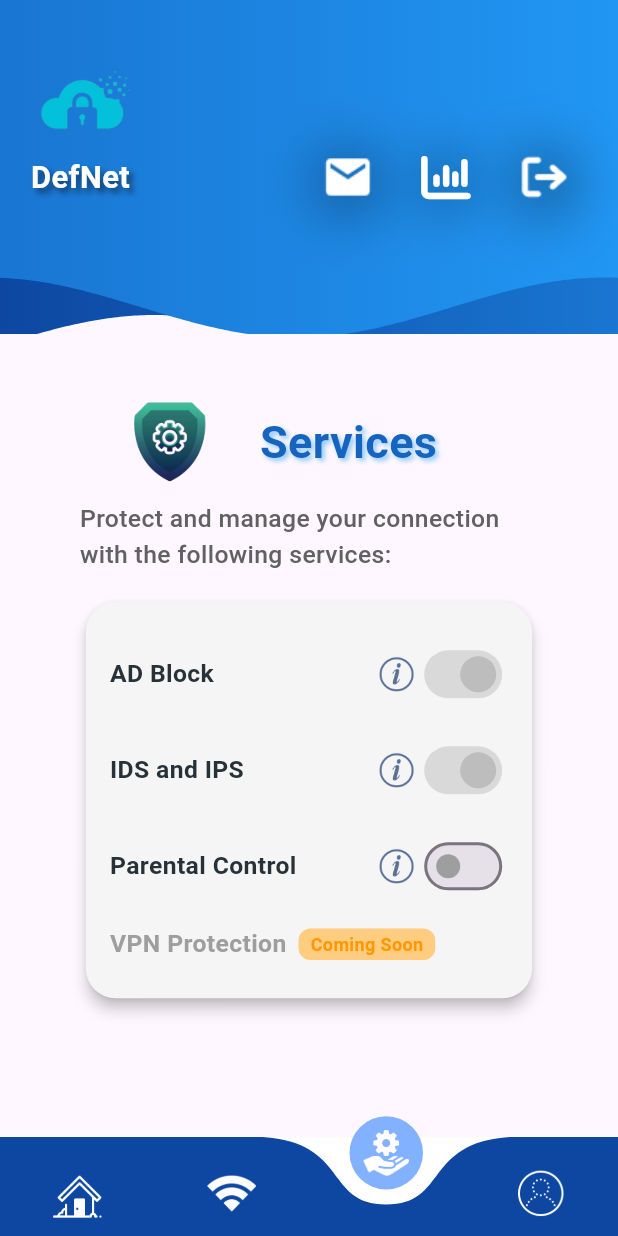
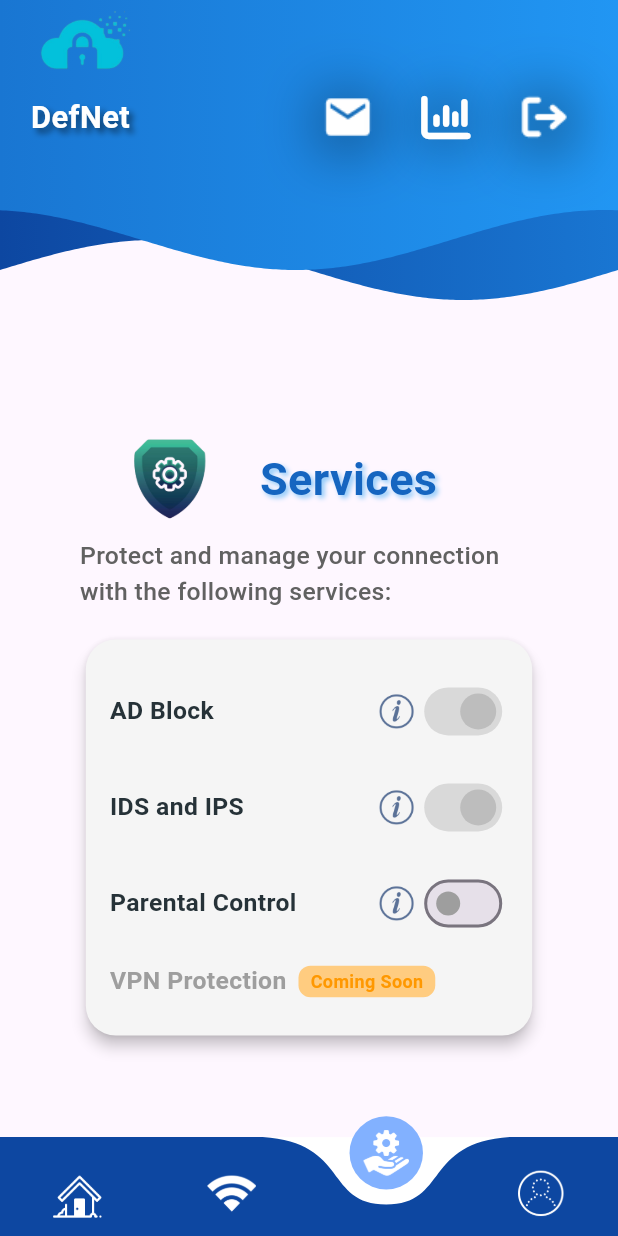
Before and after one commit to DefNet-Enterprise-Mobile-Application/EMAD2024-25-_DefNet-Front-End, a Flutter app: the HomeScreen screen opened directly, item 3 of the bottom bar chosen, on a phone screen of 412 x 824 dp. Run offline on Flutter 3.47's test engine with Material 3 defaults, Android fonts, the phone set to English and light mode, and no system bars; drawn by our look-alikes of curved_navigation_bar, wave; our stand-ins replace fl_chart, flutter_dotenv, flutter_secure_storage, flutter_svg, font_awesome_flutter, get_it and 4 more; missing offline and left inert: network_info_plus, ping_discover_network_forked, wifi_iot; accounts and stored records are empty; network calls fail.

Commit message:
edit custom view screen
update position of widget

```diff
--- a/lib/screens/Home/dash_board.dart
+++ b/lib/screens/Home/dash_board.dart
@@ -157,6 +157,7 @@ class _DashboardScreenState extends State<DashboardScreen>
 
   @override
   Widget build(BuildContext context) {
+
     double width = MediaQuery.of(context).size.width;
     double height = MediaQuery.of(context).size.height;
 
@@ -167,7 +168,8 @@ class _DashboardScreenState extends State<DashboardScreen>
           child: Column(
             crossAxisAlignment: CrossAxisAlignment.center,
             children: [
-              SizedBox(height: height * 0.00001), // Spostato più in alto
+
+              SizedBox(height: height * 0.1), // Spostato più in alto
               // Pulsante animato con immagine
               Center(
                 child: ScaleTransition(
--- a/lib/screens/Home/home_screen.dart
+++ b/lib/screens/Home/home_screen.dart
@@ -325,114 +325,33 @@ class _HomeScreenState extends State<HomeScreen> {
   double screenHeight = MediaQuery.of(context).size.height;
 
   return WillPopScope(
-      onWillPop: () => _onWillPop(context), // Gestione del tasto "Indietro",
+    onWillPop: () => _onWillPop(context), // Gestione del tasto "Indietro"
     child: Scaffold(
-        body: OrientationBuilder(
-          builder: (context, orientation) {
-            return Stack(
-              children: [
-                CustomScrollView(
+      body: CustomScrollView(
+        physics: BouncingScrollPhysics(), // Scroll fluido
         slivers: [
+          /// **SliverAppBar scrollabile**
           SliverAppBar(
             backgroundColor: Colors.transparent,
-                      expandedHeight: screenHeight * 0.27,
+            elevation: 2,
+            expandedHeight: screenHeight * 0.30, // Altezza espansa
+            floating: true, // Scompare quando si scrolla
+            snap: false, // Riapparizione immediata quando si scrolla verso l'alto
             flexibleSpace: FlexibleSpaceBar(
               background: Stack(
                 children: [
+                  /// Onda superiore
                   EllipseUp(),
-                            SingleChildScrollView(
-                              child: SizedBox(
-                                width: double.infinity,
-                                child: Column(
-                                  children: <Widget>[
-                                    const SizedBox(height: 40),
-                                    Align(
-                                      alignment: Alignment.topLeft,
-                                      child: Column(
-                                        crossAxisAlignment: CrossAxisAlignment.start,
-                                        children: [
-                                          Image.asset(
-                                            'lib/assets/logodiviso.png',
-                                            width: screenWidth * 0.27,
-                                            height: screenHeight * 0.06,
-                                          ),
-                                          const SizedBox(height: 0),
-                                          Padding(
-                                            padding: EdgeInsets.symmetric(horizontal: screenWidth * 0.05),
-                                            child: Row(
-                                              children: [
-                                                Text(
-                                                  'DefNet',
-                                                  style: TextStyle(
-                                                    fontSize: screenWidth * 0.05,
-                                                    fontWeight: FontWeight.bold,
-                                                    color: Colors.white,
-                                                    shadows: [
-                                                      Shadow(
-                                                        blurRadius: 5.0,
-                                                        color: Colors.black.withOpacity(0.5),
-                                                        offset: Offset(3.0, 3.0),
-                                                      ),
+                  /// Header con logo e pulsanti
+                  _buildHeader(),
                 ],
               ),
             ),
-                                                const Spacer(),
-                                                _buildNotificationButton(
-                                                    screenWidth,
-                                                    _notificationState),
-                                                /*SizedBox(
-                                                    width: screenWidth * 0.03),*/
-                                                //_buildQRCodeButton(screenWidth),
-                                                // Pulsante QR Code aggiunto qui
-                                                SizedBox(
-                                                    width: screenWidth * 0.03),
-                                                _buildReportIcon(screenWidth),
-                                                SizedBox(
-                                                    width: screenWidth * 0.03),
-                                                _buildLogoutButton(screenWidth),
-                                              ],
           ),
-                                          ),
-                                          if (_userName != null &&
-                                              _currentIndex == 0)
-                                            Padding(
-                                              padding: EdgeInsets.fromLTRB(
-                                                  screenWidth * 0.08,
-                                                  1.0,
-                                                  20.0,
-                                                  0.0),
-                                              child: Row(
-                                                children: [
-                                                  Text('Hello ',
-                                                      style: TextStyle(
-                                                          fontSize:
-                                                              screenWidth * 0.08,
-                                                          color: Colors.white,
-                                                          fontWeight:
-                                                              FontWeight.bold)),
-                                                  Text(_userName!,
-                                                      style: TextStyle(
-                                                          fontSize:
-                                                              screenWidth * 0.08,
-                                                          color: Colors.white,
-                                                          fontWeight:
-                                                              FontWeight.bold)),
-                                                ],
-                                              ),
-                                            ),
-                                        ],
-                                      ),
-                                    ),
-                                  ],
-                                ),
-                              ),
-                            )
-                          ],
-                        ),
-                      ),
-                      pinned: true,
-                    ),
+
+          /// **Contenuto principale scrollabile**
           SliverFillRemaining(
+            hasScrollBody: true, // Abilita lo scroll
             child: Padding(
               padding: EdgeInsets.symmetric(
                   horizontal: screenWidth * 0.05,
@@ -440,16 +359,16 @@ class _HomeScreenState extends State<HomeScreen> {
               child: Container(
                 padding: EdgeInsets.all(screenWidth * 0.05),
                 child: IndexedStack(
-                              index: _currentIndex, children: _pages),
+                  index: _currentIndex,
+                  children: _pages,
+                ),
               ),
             ),
           ),
         ],
       ),
-              ],
-            );
-          },
-        ),
+
+      /// **Bottom Navigation Bar**
       bottomNavigationBar: CurvedNavigationBar(
         backgroundColor: Colors.white,
         color: Colors.blue.shade900,
@@ -484,6 +403,7 @@ class _HomeScreenState extends State<HomeScreen> {
     ),
   );
 }
+
 
 
 
@@ -629,4 +549,86 @@ class _HomeScreenState extends State<HomeScreen> {
       }
     });
   }
+
+  _buildHeader() {
+    double screenWidth = MediaQuery.of(context).size.width;
+    double screenHeight = MediaQuery.of(context).size.height;
+    return Align(
+                                      alignment: Alignment.topLeft,
+                                      child: Column(
+                                        crossAxisAlignment: CrossAxisAlignment.start,
+                                        children: [
+                                          Image.asset(
+                                            'lib/assets/logodiviso.png',
+                                            width: screenWidth * 0.27,
+                                            height: screenHeight * 0.06,
+                                          ),
+                                          const SizedBox(height: 0),
+                                          Padding(
+                                            padding: EdgeInsets.symmetric(horizontal: screenWidth * 0.05),
+                                            child: Row(
+                                              children: [
+                                                Text(
+                                                  'DefNet',
+                                                  style: TextStyle(
+                                                    fontSize: screenWidth * 0.05,
+                                                    fontWeight: FontWeight.bold,
+                                                    color: Colors.white,
+                                                    shadows: [
+                                                      Shadow(
+                                                        blurRadius: 5.0,
+                                                        color: Colors.black.withOpacity(0.5),
+                                                        offset: Offset(3.0, 3.0),
+                                                      ),
+                                                    ],
+                                                  ),
+                                                ),
+                                                const Spacer(),
+                                                _buildNotificationButton(
+                                                    screenWidth,
+                                                    _notificationState),
+                                                /*SizedBox(
+                                                    width: screenWidth * 0.03),*/
+                                                //_buildQRCodeButton(screenWidth),
+                                                // Pulsante QR Code aggiunto qui
+                                                SizedBox(
+                                                    width: screenWidth * 0.03),
+                                                _buildReportIcon(screenWidth),
+                                                SizedBox(
+                                                    width: screenWidth * 0.03),
+                                                _buildLogoutButton(screenWidth),
+                                              ],
+                                            ),
+                                          ),
+                                          if (_userName != null &&
+                                              _currentIndex == 0)
+                                            Padding(
+                                              padding: EdgeInsets.fromLTRB(
+                                                  screenWidth * 0.08,
+                                                  1.0,
+                                                  20.0,
+                                                  0.0),
+                                              child: Row(
+                                                children: [
+                                                  Text('Hello ',
+                                                      style: TextStyle(
+                                                          fontSize:
+                                                              screenWidth * 0.08,
+                                                          color: Colors.white,
+                                                          fontWeight:
+                                                              FontWeight.bold)),
+                                                  Text(_userName!,
+                                                      style: TextStyle(
+                                                          fontSize:
+                                                              screenWidth * 0.08,
+                                                          color: Colors.white,
+                                                          fontWeight:
+                                                              FontWeight.bold)),
+                                                ],
+                                              ),
+                                            ),
+                                        ],
+                                      ),
+                                    );
   }
+}
--- a/lib/screens/Notifications/notification_screen.dart
+++ b/lib/screens/Notifications/notification_screen.dart
@@ -199,9 +199,9 @@ class _NotificationsScreenState extends State<NotificationsScreen> {
       iconColor = Colors.red.shade700;
       containerColor = Colors.red.shade100;
     } else {
-      notificationIcon = FontAwesomeIcons.timesCircle;
+      notificationIcon = FontAwesomeIcons.warning;
       iconColor = Colors.orange;
-      containerColor = Colors.blue.shade100;
+      containerColor = Colors.orange.shade100;
     }
 
     return GestureDetector(
--- a/lib/shared/components/shape_lines/ellipse_custom.dart
+++ b/lib/shared/components/shape_lines/ellipse_custom.dart
@@ -35,7 +35,7 @@ Widget EllipseUp() {
               gradientBegin: Alignment.centerLeft,
               gradientEnd: Alignment.centerRight,
             ),
-            size: const Size(double.infinity, 500), // Aumenta l'altezza
+            size: const Size(double.infinity, 400), // Aumenta l'altezza
             waveAmplitude: 10, // Incrementa per dare maggiore dinamismo
           ),
         ),
```
Also changed, not shown: lib/shared/components/header/defnet_header.dart (added, +266 -0 lines). Lines whose indentation alone changed are shown as unchanged.
